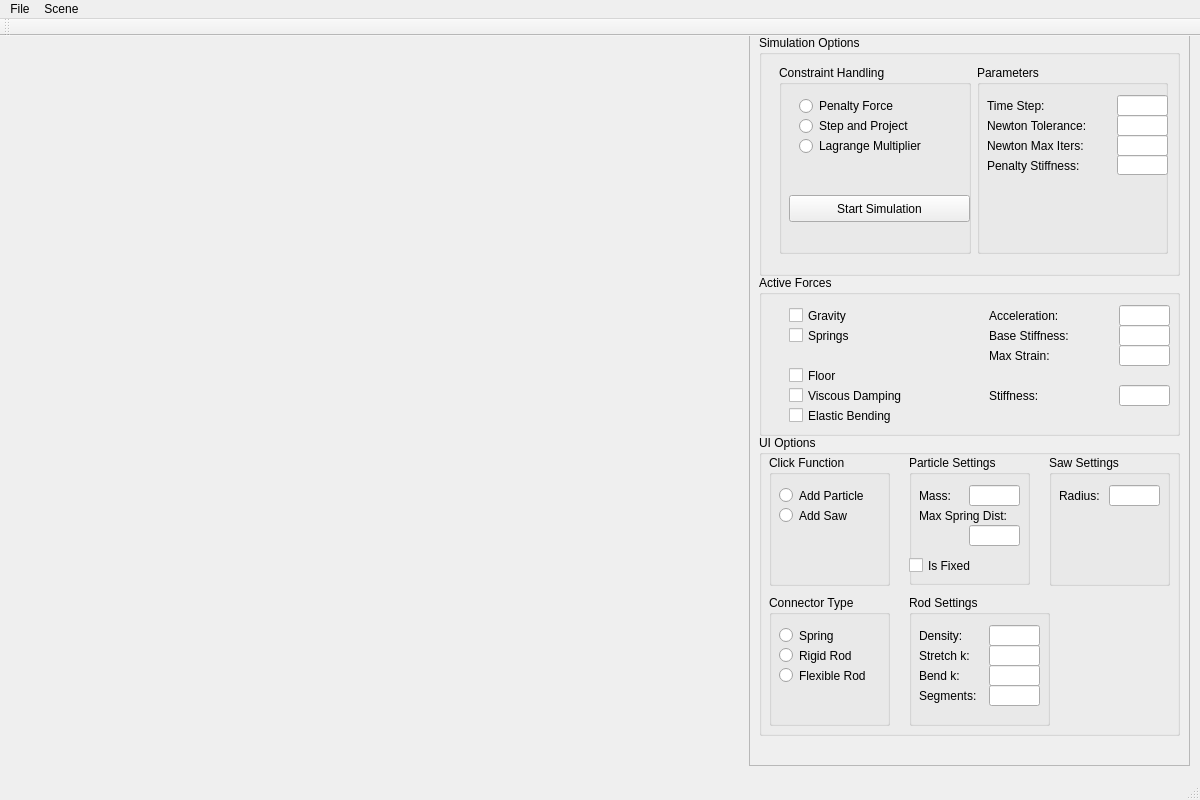
Above: mainwindow.ui from ZackMisso/GradPhysSimFinalProject before the change. Below: the same form after it.
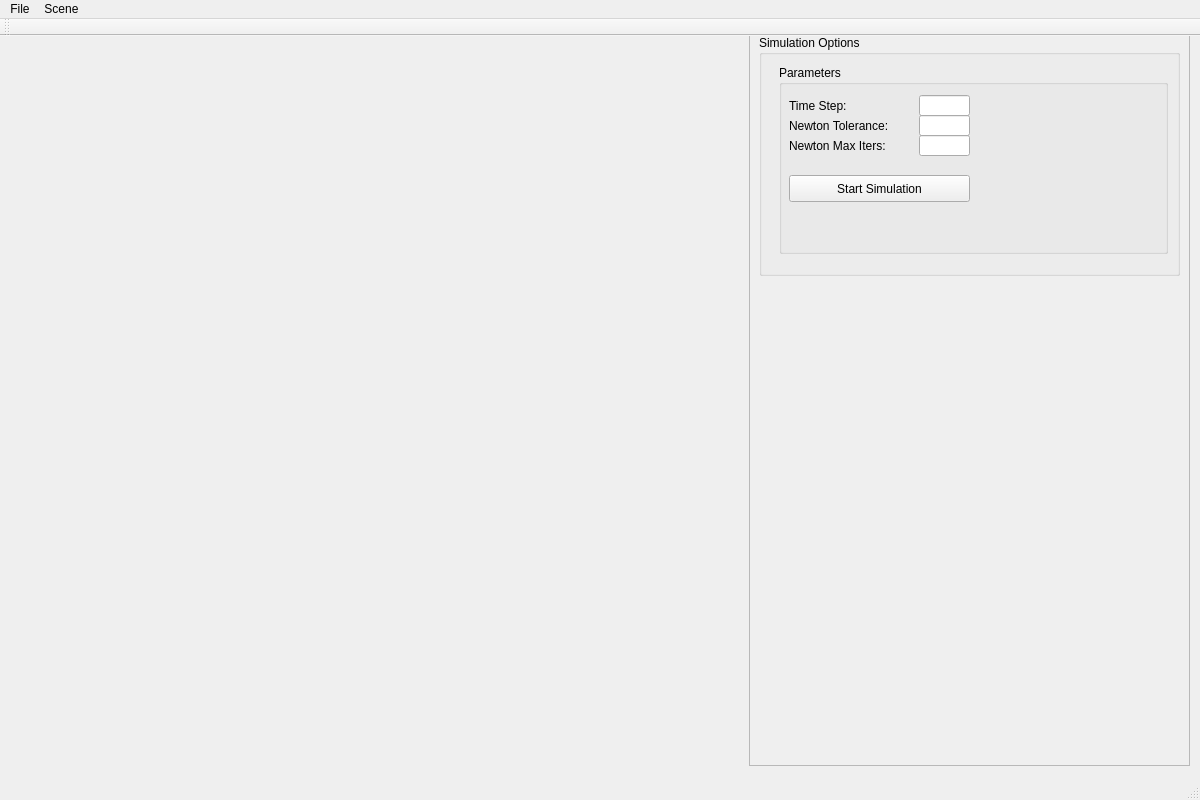
That is the form after the change. Custom widgets are drawn as their Qt base class.

The edit to the form file:
```diff
--- a/mainwindow.ui
+++ b/mainwindow.ui
@@ -68,67 +68,8 @@
       </property>
       <layout class="QHBoxLayout" name="horizontalLayout">
        <property name="spacing">
-        <number>-1</number>
+        <number>6</number>
        </property>
-       <item>
-        <widget class="QGroupBox" name="IntegratorBox">
-         <property name="title">
-          <string>Constraint Handling</string>
-         </property>
-         <widget class="QRadioButton" name="penaltyForceButton">
-          <property name="geometry">
-           <rect>
-            <x>20</x>
-            <y>30</y>
-            <width>121</width>
-            <height>22</height>
-           </rect>
-          </property>
-          <property name="text">
-           <string>Penalty Force</string>
-          </property>
-         </widget>
-         <widget class="QRadioButton" name="stepAndProjectButton">
-          <property name="geometry">
-           <rect>
-            <x>20</x>
-            <y>50</y>
-            <width>121</width>
-            <height>22</height>
-           </rect>
-          </property>
-          <property name="text">
-           <string>Step and Project</string>
-          </property>
-         </widget>
-         <widget class="QRadioButton" name="lagrangeMultiplierButton">
-          <property name="geometry">
-           <rect>
-            <x>20</x>
-            <y>70</y>
-            <width>151</width>
-            <height>22</height>
-           </rect>
-          </property>
-          <property name="text">
-           <string>Lagrange Multiplier</string>
-          </property>
-         </widget>
-         <widget class="QPushButton" name="startSimulationButton">
-          <property name="geometry">
-           <rect>
-            <x>10</x>
-            <y>130</y>
-            <width>181</width>
-            <height>27</height>
-           </rect>
-          </property>
-          <property name="text">
-           <string>Start Simulation</string>
-          </property>
-         </widget>
-        </widget>
-       </item>
        <item>
         <widget class="QGroupBox" name="SimParametersBox">
          <property name="title">
@@ -203,29 +144,27 @@
            </rect>
           </property>
          </widget>
-         <widget class="QLabel" name="penaltyStiffnessLabel">
+         <widget class="QPushButton" name="startSimulationButton">
           <property name="geometry">
            <rect>
             <x>10</x>
-            <y>90</y>
-            <width>131</width>
-            <height>21</height>
+            <y>110</y>
+            <width>181</width>
+            <height>27</height>
            </rect>
           </property>
           <property name="text">
-           <string>Penalty Stiffness:</string>
+           <string>Start Simulation</string>
           </property>
          </widget>
-         <widget class="QLineEdit" name="penaltyStiffnessEdit">
-          <property name="geometry">
-           <rect>
-            <x>140</x>
-            <y>90</y>
-            <width>51</width>
-            <height>20</height>
-           </rect>
-          </property>
-         </widget>
+         <zorder>timeStepLabel</zorder>
+         <zorder>newtonTolLabel</zorder>
+         <zorder>newtonMaxItersLabel</zorder>
+         <zorder>timeStepEdit</zorder>
+         <zorder>newtonTolEdit</zorder>
+         <zorder>newtonMaxItersEdit</zorder>
+         <zorder>IntegratorBox</zorder>
+         <zorder>startSimulationButton</zorder>
         </widget>
        </item>
       </layout>
@@ -233,556 +172,6 @@
      <zorder>horizontalLayoutWidget</zorder>
      <zorder>activeForcesBox</zorder>
     </widget>
-    <widget class="QGroupBox" name="activeForcesBox">
-     <property name="geometry">
-      <rect>
-       <x>10</x>
-       <y>240</y>
-       <width>421</width>
-       <height>161</height>
-      </rect>
-     </property>
-     <property name="title">
-      <string>Active Forces</string>
-     </property>
-     <widget class="QCheckBox" name="gravityCheckBox">
-      <property name="geometry">
-       <rect>
-        <x>30</x>
-        <y>30</y>
-        <width>97</width>
-        <height>21</height>
-       </rect>
-      </property>
-      <property name="text">
-       <string>Gravity</string>
-      </property>
-     </widget>
-     <widget class="QCheckBox" name="springsCheckBox">
-      <property name="geometry">
-       <rect>
-        <x>30</x>
-        <y>50</y>
-        <width>97</width>
-        <height>21</height>
-       </rect>
-      </property>
-      <property name="text">
-       <string>Springs</string>
-      </property>
-     </widget>
-     <widget class="QCheckBox" name="floorCheckBox">
-      <property name="geometry">
-       <rect>
-        <x>30</x>
-        <y>90</y>
-        <width>97</width>
-        <height>21</height>
-       </rect>
-      </property>
-      <property name="text">
-       <string>Floor</string>
-      </property>
-     </widget>
-     <widget class="QLabel" name="gravityGLabel">
-      <property name="geometry">
-       <rect>
-        <x>230</x>
-        <y>30</y>
-        <width>121</width>
-        <height>21</height>
-       </rect>
-      </property>
-      <property name="text">
-       <string>Acceleration:</string>
-      </property>
-     </widget>
-     <widget class="QLineEdit" name="gravityGEdit">
-      <property name="geometry">
-       <rect>
-        <x>360</x>
-        <y>30</y>
-        <width>51</width>
-        <height>21</height>
-       </rect>
-      </property>
-     </widget>
-     <widget class="QLabel" name="springStiffnessLabel">
-      <property name="geometry">
-       <rect>
-        <x>230</x>
-        <y>50</y>
-        <width>121</width>
-        <height>21</height>
-       </rect>
-      </property>
-      <property name="text">
-       <string>Base Stiffness:</string>
-      </property>
-     </widget>
-     <widget class="QLineEdit" name="springStiffnessEdit">
-      <property name="geometry">
-       <rect>
-        <x>360</x>
-        <y>50</y>
-        <width>51</width>
-        <height>21</height>
-       </rect>
-      </property>
-     </widget>
-     <widget class="QLabel" name="maxStrainLabel">
-      <property name="geometry">
-       <rect>
-        <x>230</x>
-        <y>70</y>
-        <width>121</width>
-        <height>21</height>
-       </rect>
-      </property>
-      <property name="text">
-       <string>Max Strain:</string>
-      </property>
-     </widget>
-     <widget class="QLineEdit" name="maxStrainEdit">
-      <property name="geometry">
-       <rect>
-        <x>360</x>
-        <y>70</y>
-        <width>51</width>
-        <height>21</height>
-       </rect>
-      </property>
-     </widget>
-     <widget class="QCheckBox" name="dampingStiffnessCheckBox">
-      <property name="geometry">
-       <rect>
-        <x>30</x>
-        <y>110</y>
-        <width>151</width>
-        <height>21</height>
-       </rect>
-      </property>
-      <property name="text">
-       <string>Viscous Damping</string>
-      </property>
-     </widget>
-     <widget class="QLabel" name="dampingStiffnessLabel">
-      <property name="geometry">
-       <rect>
-        <x>230</x>
-        <y>110</y>
-        <width>121</width>
-        <height>21</height>
-       </rect>
-      </property>
-      <property name="text">
-       <string>Stiffness:</string>
-      </property>
-     </widget>
-     <widget class="QLineEdit" name="dampingStiffnessEdit">
-      <property name="geometry">
-       <rect>
-        <x>360</x>
-        <y>110</y>
-        <width>51</width>
-        <height>21</height>
-       </rect>
-      </property>
-     </widget>
-     <widget class="QCheckBox" name="elasticBendingCheckBox">
-      <property name="geometry">
-       <rect>
-        <x>30</x>
-        <y>130</y>
-        <width>151</width>
-        <height>21</height>
-       </rect>
-      </property>
-      <property name="text">
-       <string>Elastic Bending</string>
-      </property>
-     </widget>
-    </widget>
-    <widget class="QGroupBox" name="uiOptionsBox">
-     <property name="enabled">
-      <bool>true</bool>
-     </property>
-     <property name="geometry">
-      <rect>
-       <x>10</x>
-       <y>400</y>
-       <width>421</width>
-       <height>301</height>
-      </rect>
-     </property>
-     <property name="maximumSize">
-      <size>
-       <width>16777215</width>
-       <height>488</height>
-      </size>
-     </property>
-     <property name="title">
-      <string>UI Options</string>
-     </property>
-     <widget class="QGroupBox" name="connectorTypeBox">
-      <property name="geometry">
-       <rect>
-        <x>10</x>
-        <y>160</y>
-        <width>121</width>
-        <height>131</height>
-       </rect>
-      </property>
-      <property name="sizePolicy">
-       <sizepolicy hsizetype="Preferred" vsizetype="Preferred">
-        <horstretch>0</horstretch>
-        <verstretch>0</verstretch>
-       </sizepolicy>
-      </property>
-      <property name="title">
-       <string>Connector Type</string>
-      </property>
-      <property name="checkable">
-       <bool>false</bool>
-      </property>
-      <widget class="QRadioButton" name="springButton">
-       <property name="geometry">
-        <rect>
-         <x>10</x>
-         <y>30</y>
-         <width>117</width>
-         <height>21</height>
-        </rect>
-       </property>
-       <property name="text">
-        <string>Spring</string>
-       </property>
-      </widget>
-      <widget class="QRadioButton" name="rigidRodButton">
-       <property name="geometry">
-        <rect>
-         <x>10</x>
-         <y>50</y>
-         <width>117</width>
-         <height>21</height>
-        </rect>
-       </property>
-       <property name="text">
-        <string>Rigid Rod</string>
-       </property>
-      </widget>
-      <widget class="QRadioButton" name="flexibleRodButton">
-       <property name="geometry">
-        <rect>
-         <x>10</x>
-         <y>70</y>
-         <width>117</width>
-         <height>21</height>
-        </rect>
-       </property>
-       <property name="text">
-        <string>Flexible Rod</string>
-       </property>
-      </widget>
-     </widget>
-     <widget class="QGroupBox" name="sawSettingsBox">
-      <property name="geometry">
-       <rect>
-        <x>290</x>
-        <y>20</y>
-        <width>121</width>
-        <height>131</height>
-       </rect>
-      </property>
-      <property name="title">
-       <string>Saw Settings</string>
-      </property>
-      <widget class="QLabel" name="radiusLabel">
-       <property name="geometry">
-        <rect>
-         <x>10</x>
-         <y>30</y>
-         <width>51</width>
-         <height>21</height>
-        </rect>
-       </property>
-       <property name="text">
-        <string>Radius:</string>
-       </property>
-      </widget>
-      <widget class="QLineEdit" name="radiusEdit">
-       <property name="geometry">
-        <rect>
-         <x>60</x>
-         <y>30</y>
-         <width>51</width>
-         <height>21</height>
-        </rect>
-       </property>
-      </widget>
-     </widget>
-     <widget class="QGroupBox" name="clickFunctionBox">
-      <property name="geometry">
-       <rect>
-        <x>10</x>
-        <y>20</y>
-        <width>121</width>
-        <height>131</height>
-       </rect>
-      </property>
-      <property name="sizePolicy">
-       <sizepolicy hsizetype="Preferred" vsizetype="Preferred">
-        <horstretch>0</horstretch>
-        <verstretch>0</verstretch>
-       </sizepolicy>
-      </property>
-      <property name="title">
-       <string>Click Function</string>
-      </property>
-      <property name="checkable">
-       <bool>false</bool>
-      </property>
-      <widget class="QRadioButton" name="addParticleButton">
-       <property name="geometry">
-        <rect>
-         <x>10</x>
-         <y>30</y>
-         <width>117</width>
-         <height>21</height>
-        </rect>
-       </property>
-       <property name="text">
-        <string>Add Particle</string>
-       </property>
-      </widget>
-      <widget class="QRadioButton" name="addSawButton">
-       <property name="geometry">
-        <rect>
-         <x>10</x>
-         <y>50</y>
-         <width>117</width>
-         <height>21</height>
-        </rect>
-       </property>
-       <property name="text">
-        <string>Add Saw</string>
-       </property>
-      </widget>
-      <zorder>addParticleButton</zorder>
-      <zorder>addSawButton</zorder>
-      <zorder>sawSettingsBox</zorder>
-     </widget>
-     <widget class="QGroupBox" name="rodSettingsBox">
-      <property name="geometry">
-       <rect>
-        <x>150</x>
-        <y>160</y>
-        <width>141</width>
-        <height>131</height>
-       </rect>
-      </property>
-      <property name="sizePolicy">
-       <sizepolicy hsizetype="Preferred" vsizetype="Preferred">
-        <horstretch>0</horstretch>
-        <verstretch>0</verstretch>
-       </sizepolicy>
-      </property>
-      <property name="title">
-       <string>Rod Settings</string>
-      </property>
-      <widget class="QLabel" name="densityLabel">
-       <property name="geometry">
-        <rect>
-         <x>10</x>
-         <y>30</y>
-         <width>51</width>
-         <height>21</height>
-        </rect>
-       </property>
-       <property name="text">
-        <string>Density:</string>
-       </property>
-      </widget>
-      <widget class="QLineEdit" name="densityEdit">
-       <property name="geometry">
-        <rect>
-         <x>80</x>
-         <y>30</y>
-         <width>51</width>
-         <height>21</height>
-        </rect>
-       </property>
-      </widget>
-      <widget class="QLabel" name="stretchKLabel">
-       <property name="geometry">
-        <rect>
-         <x>10</x>
-         <y>50</y>
-         <width>61</width>
-         <height>21</height>
-        </rect>
-       </property>
-       <property name="text">
-        <string>Stretch k:</string>
-       </property>
-      </widget>
-      <widget class="QLineEdit" name="stretchKEdit">
-       <property name="geometry">
-        <rect>
-         <x>80</x>
-         <y>50</y>
-         <width>51</width>
-         <height>21</height>
-        </rect>
-       </property>
-      </widget>
-      <widget class="QLabel" name="bendKLabel">
-       <property name="geometry">
-        <rect>
-         <x>10</x>
-         <y>70</y>
-         <width>61</width>
-         <height>21</height>
-        </rect>
-       </property>
-       <property name="text">
-        <string>Bend k:</string>
-       </property>
-      </widget>
-      <widget class="QLabel" name="segmentsLabel">
-       <property name="geometry">
-        <rect>
-         <x>10</x>
-         <y>90</y>
-         <width>71</width>
-         <height>21</height>
-        </rect>
-       </property>
-       <property name="text">
-        <string>Segments:</string>
-       </property>
-      </widget>
-      <widget class="QLineEdit" name="bendKEdit">
-       <property name="geometry">
-        <rect>
-         <x>80</x>
-         <y>70</y>
-         <width>51</width>
-         <height>21</height>
-        </rect>
-       </property>
-      </widget>
-      <widget class="QLineEdit" name="segmentsEdit">
-       <property name="geometry">
-        <rect>
-         <x>80</x>
-         <y>90</y>
-         <width>51</width>
-         <height>21</height>
-        </rect>
-       </property>
-      </widget>
-      <zorder>densityLabel</zorder>
-      <zorder>densityEdit</zorder>
-      <zorder>connectorTypeBox</zorder>
-      <zorder>stretchKLabel</zorder>
-      <zorder>stretchKEdit</zorder>
-      <zorder>bendKLabel</zorder>
-      <zorder>segmentsLabel</zorder>
-      <zorder>bendKEdit</zorder>
-      <zorder>segmentsEdit</zorder>
-     </widget>
-     <widget class="QGroupBox" name="particleSettingsBox">
-      <property name="geometry">
-       <rect>
-        <x>150</x>
-        <y>20</y>
-        <width>121</width>
-        <height>130</height>
-       </rect>
-      </property>
-      <property name="sizePolicy">
-       <sizepolicy hsizetype="Preferred" vsizetype="Preferred">
-        <horstretch>0</horstretch>
-        <verstretch>0</verstretch>
-       </sizepolicy>
-      </property>
-      <property name="title">
-       <string>Particle Settings</string>
-      </property>
-      <widget class="QLabel" name="massLabel">
-       <property name="geometry">
-        <rect>
-         <x>10</x>
-         <y>30</y>
-         <width>41</width>
-         <height>21</height>
-        </rect>
-       </property>
-       <property name="text">
-        <string>Mass:</string>
-       </property>
-      </widget>
-      <widget class="QLabel" name="maxSpringDistLabel">
-       <property name="geometry">
-        <rect>
-         <x>10</x>
-         <y>50</y>
-         <width>111</width>
-         <height>21</height>
-        </rect>
-       </property>
-       <property name="text">
-        <string>Max Spring Dist:</string>
-       </property>
-      </widget>
-      <widget class="QCheckBox" name="isFixedCheckBox">
-       <property name="geometry">
-        <rect>
-         <x>0</x>
-         <y>100</y>
-         <width>97</width>
-         <height>21</height>
-        </rect>
-       </property>
-       <property name="text">
-        <string>Is Fixed</string>
-       </property>
-      </widget>
-      <widget class="QLineEdit" name="massEdit">
-       <property name="geometry">
-        <rect>
-         <x>60</x>
-         <y>30</y>
-         <width>51</width>
-         <height>21</height>
-        </rect>
-       </property>
-      </widget>
-      <widget class="QLineEdit" name="maxSpringDistEdit">
-       <property name="geometry">
-        <rect>
-         <x>60</x>
-         <y>70</y>
-         <width>51</width>
-         <height>21</height>
-        </rect>
-       </property>
-      </widget>
-     </widget>
-     <zorder>connectorTypeBox</zorder>
-     <zorder>sawSettingsBox</zorder>
-     <zorder>clickFunctionBox</zorder>
-     <zorder>rodSettingsBox</zorder>
-     <zorder>particleSettingsBox</zorder>
-     <zorder>densityLabel</zorder>
-     <zorder>stretchKLabel</zorder>
-    </widget>
-    <zorder>IntegratorBox</zorder>
-    <zorder>simOptionsBox</zorder>
-    <zorder>activeForcesBox</zorder>
-    <zorder>uiOptionsBox</zorder>
-    <zorder>uiOptionsBox</zorder>
    </widget>
   </widget>
   <widget class="QMenuBar" name="menuBar">
```
Left out of the diff: 4 changed lines with no effect on the pictures.
